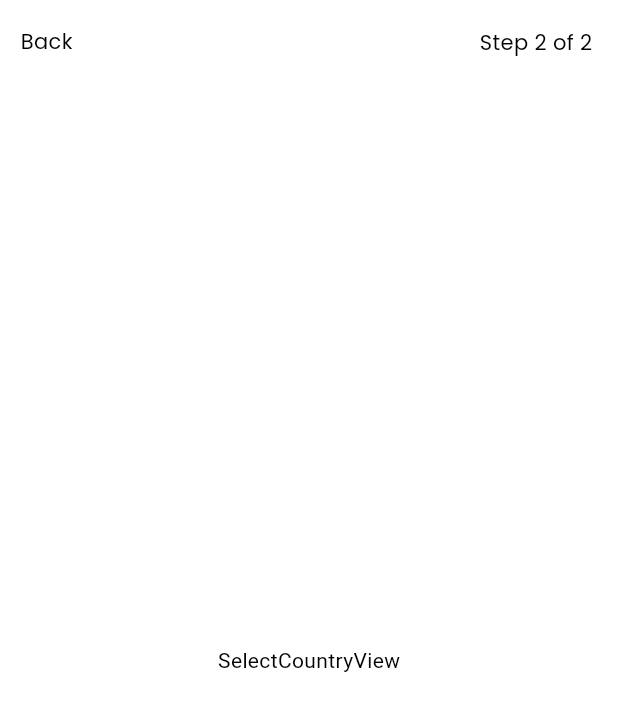
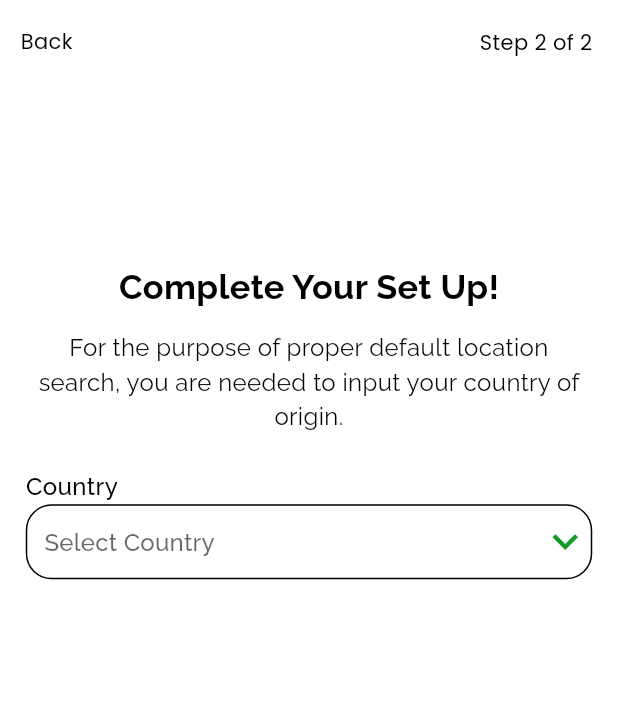
Before and after one commit to OstrichFarmer/hotel_it, a Flutter app: the SelectCountryView screen opened by its route, on a phone screen of 412 x 824 dp. Shown: the top 711 px of the screen. Run offline on Flutter 3.47's test engine with Material 3 defaults, Android fonts, the phone set to English and light mode, and no system bars; drawn by our look-alikes of dropdown_button2; our stand-ins replace flutter_screenutil, google_fonts, logger, stacked, stacked_services, stacked_shared.

Commit message:
feat/implemented the dropdown

```diff
--- a/lib/views/select_country/select_country_view.dart
+++ b/lib/views/select_country/select_country_view.dart
@@ -1,6 +1,8 @@
+import 'package:dropdown_button2/dropdown_button2.dart';
 import 'package:flutter/material.dart';
 import 'package:flutter_screenutil/flutter_screenutil.dart';
 import 'package:google_fonts/google_fonts.dart';
+import 'package:hotel_it/services/network/constant.dart';
 import 'package:hotel_it/views/select_country/select_country_viewmodel.dart';
 import 'package:stacked/stacked.dart';
 
@@ -17,6 +19,7 @@ class SelectCountryView extends StatelessWidget {
         Widget? child,
       ) {
         return Scaffold(
+            backgroundColor: Colors.white,
             appBar: AppBar(
               leading: Padding(
                 padding: EdgeInsets.only(left: 12.w, top: 15.h),
@@ -38,12 +41,91 @@ class SelectCountryView extends StatelessWidget {
                 )
               ],
             ),
-          body: Center(
+            body: SingleChildScrollView(
+              child: Padding(
+                padding: EdgeInsets.only(left: 15.w, right: 15.w, top: 100.h),
+                child: Column(
+                  crossAxisAlignment: CrossAxisAlignment.start,
+                  children: [
+                    Center(
                       child: Text(
-              'SelectCountryView',
+                        "Complete Your Set Up!",
+                        style: GoogleFonts.raleway(
+                            fontSize: 20.sp, fontWeight: FontWeight.w700),
                       ),
                     ),
-        );
+                    SizedBox(
+                      height: 10.h,
+                    ),
+                    Text(
+                      "For the purpose of proper default location search, you are needed to input your country of origin.",
+                      textAlign: TextAlign.center,
+                      style: GoogleFonts.raleway(fontSize: 14.sp),
+                    ),
+                    SizedBox(
+                      height: 20.h,
+                    ),
+                    Text(
+                      "Country",
+                      style: GoogleFonts.raleway(
+                        fontWeight: FontWeight.w500,
+                        fontSize: 14.sp,
+                      ),
+                    ),
+                    Container(
+                      padding: EdgeInsets.only(left: 10.w),
+                      decoration: BoxDecoration(
+                          borderRadius: BorderRadius.all(
+                            Radius.circular(15.r),
+                          ),
+                          border: Border.all()),
+                      child: DropdownButtonHideUnderline(
+                        child: DropdownButton2<String>(
+                          isExpanded: true,
+                          hint: Text(
+                            "Select Country",
+                            style: GoogleFonts.raleway(),
+                          ),
+                          items: model.countries
+                              .map((String country) => DropdownMenuItem<String>(
+                                  value: country,
+                                  child: Text(
+                                    country,
+                                    style: GoogleFonts.raleway(),
+                                    overflow: TextOverflow.ellipsis,
+                                  )))
+                              .toList(),
+                          value: model.selectedValue,
+                          onChanged: model.onchanged,
+                          iconStyleData: const IconStyleData(
+                            icon: Icon(
+                              Icons.keyboard_arrow_down,
+                            ),
+                            iconSize: 34,
+                            iconEnabledColor: primaryColor,
+                            iconDisabledColor: Colors.grey,
+                          ),
+                          dropdownStyleData: DropdownStyleData(
+                            maxHeight: 300,
+                            width: 200,
+                            decoration: BoxDecoration(
+                              borderRadius: BorderRadius.circular(14.r),
+                            ),
+                            offset: const Offset(0, -10),
+                            scrollbarTheme: ScrollbarThemeData(
+                              radius: const Radius.circular(40),
+                              thickness: WidgetStateProperty.all<double>(6),
+                              thumbVisibility:
+                                  WidgetStateProperty.all<bool>(true),
+                            ),
+                          ),
+                        ),
+                      ),
+                    )
+                  ],
+                ),
+              ),
+            ));
       },
     );
   }
--- a/lib/views/select_country/select_country_viewmodel.dart
+++ b/lib/views/select_country/select_country_viewmodel.dart
@@ -1,3 +1,20 @@
 import 'package:stacked/stacked.dart';
 
-class SelectCountryViewModel extends BaseViewModel {}
+class SelectCountryViewModel extends BaseViewModel {
+  final List<String> countries = [
+    'Abia',
+    'Adamawa',
+    'Akwa Ibom',
+    'Anambra',
+    'Bauchi',
+    'Bayelsa',
+    'Benue',
+    'Borno',
+  ];
+  String? selectedValue;
+
+  void onchanged(String? value) {
+    selectedValue = value;
+    notifyListeners();
+  }
+}
--- a/pubspec.yaml
+++ b/pubspec.yaml
@@ -18,6 +18,7 @@ dependencies:
   stacked_generator: ^1.6.0
   google_fonts: ^6.2.1
   flutter_screenutil: ^5.9.3
+  dropdown_button2: ^2.3.9
 
 dev_dependencies:
   flutter_test:
```
Also changed, not shown: pubspec.lock. Lines whose indentation alone changed are shown as unchanged.
